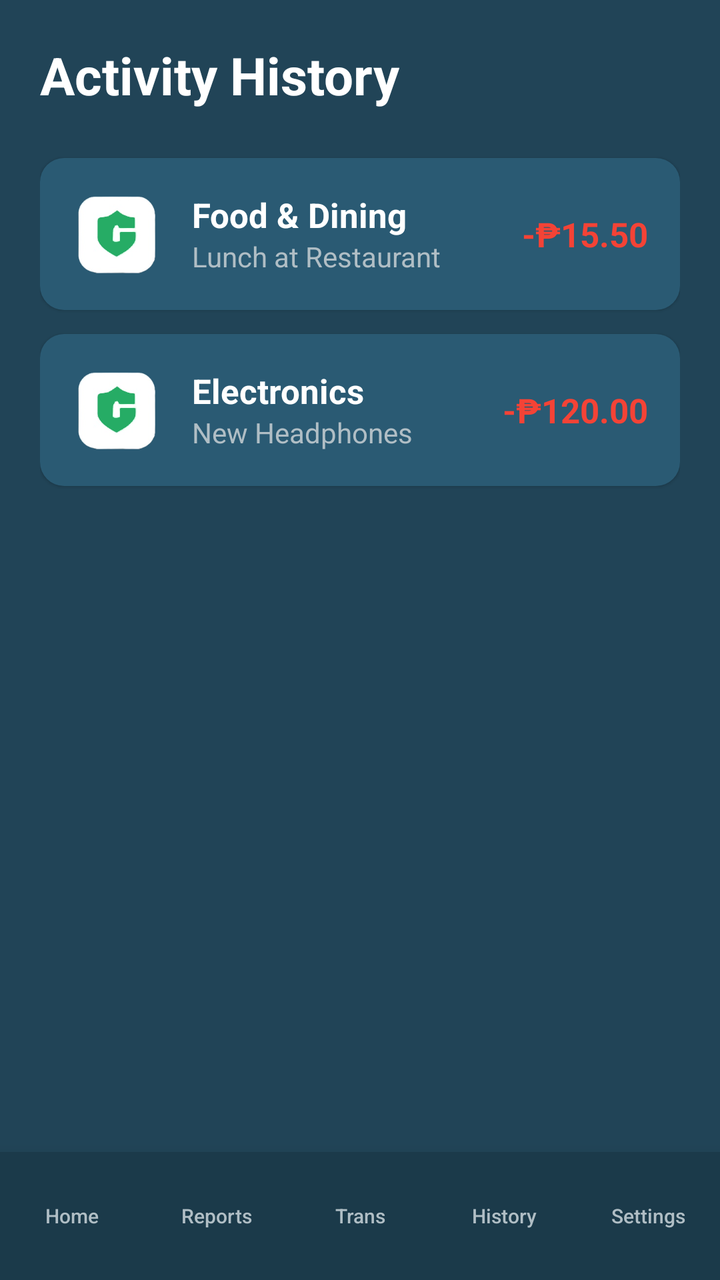
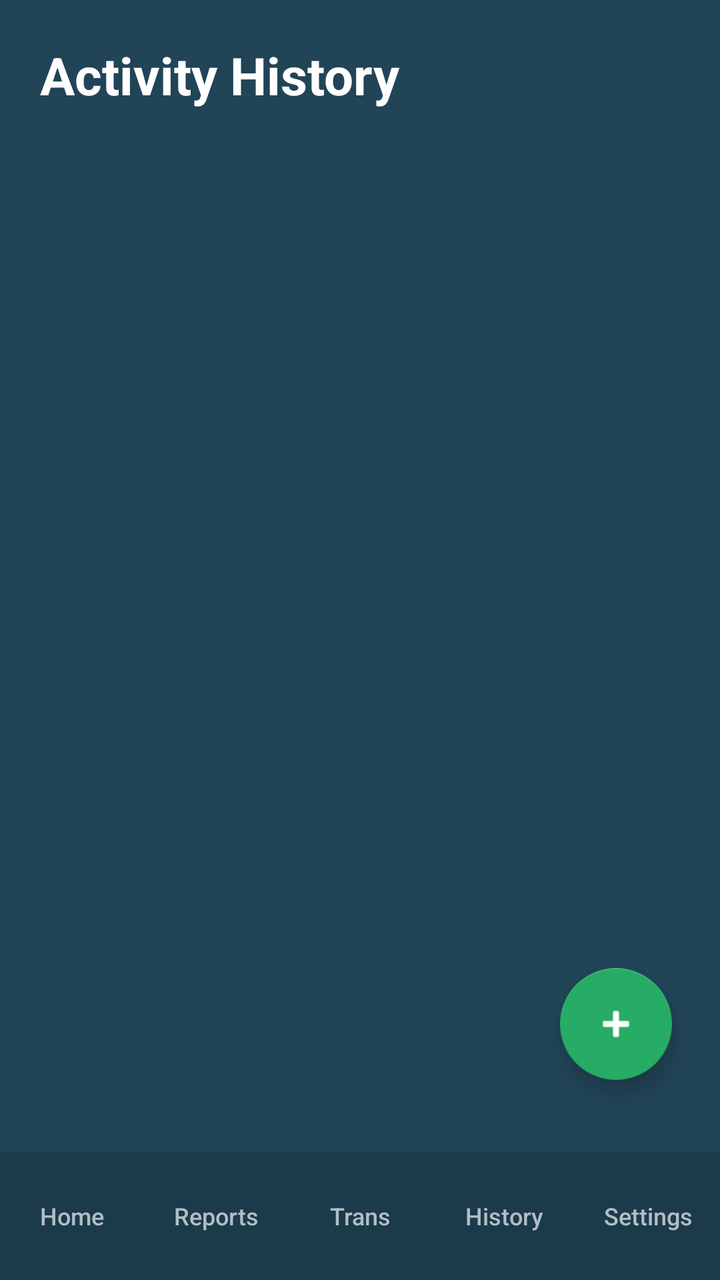

An Android layout rendered at two revisions. The XML below is the earlier revision; the diff shows what the commit changed to produce the second picture.
<!-- AndroidManifest.xml: application theme Theme.CashGuard -->
<!-- res/layout/activity_history.xml -->
<?xml version="1.0" encoding="utf-8"?>
<LinearLayout xmlns:android="http://schemas.android.com/apk/res/android"
    android:layout_width="match_parent"
    android:layout_height="match_parent"
    android:background="@color/dark_teal"
    android:orientation="vertical">

    <ScrollView
        android:layout_width="match_parent"
        android:layout_height="0dp"
        android:layout_weight="1">

        <LinearLayout
            android:layout_width="match_parent"
            android:layout_height="wrap_content"
            android:orientation="vertical"
            android:padding="20dp">

            <TextView
                android:layout_width="wrap_content"
                android:layout_height="wrap_content"
                android:text="Activity History"
                android:textColor="@color/white"
                android:textSize="26sp"
                android:textStyle="bold"
                android:layout_marginBottom="24dp"/>

            
            <LinearLayout
                android:layout_width="match_parent"
                android:layout_height="wrap_content"
                android:background="@drawable/bg_rounded_card"
                android:padding="16dp"
                android:orientation="horizontal"
                android:layout_marginBottom="12dp"
                android:gravity="center_vertical"
                android:elevation="1dp">

                <ImageView
                    android:layout_width="44dp"
                    android:layout_height="44dp"
                    android:src="@drawable/cashguard_logo"
                    android:layout_marginEnd="16dp"
                    android:contentDescription="Icon"/>

                <LinearLayout
                    android:layout_width="0dp"
                    android:layout_height="wrap_content"
                    android:layout_weight="1"
                    android:orientation="vertical">
                    <TextView
                        android:layout_width="wrap_content"
                        android:layout_height="wrap_content"
                        android:text="Food &amp; Dining"
                        android:textColor="@color/white"
                        android:textSize="17sp"
                        android:textStyle="bold"/>
                    <TextView
                        android:layout_width="wrap_content"
                        android:layout_height="wrap_content"
                        android:text="Lunch at Restaurant"
                        android:textColor="@color/text_hint"
                        android:textSize="14sp"/>
                </LinearLayout>

                <TextView
                    android:layout_width="wrap_content"
                    android:layout_height="wrap_content"
                    android:text="-₱15.50"
                    android:textColor="@color/error_red"
                    android:textSize="17sp"
                    android:textStyle="bold"/>
            </LinearLayout>

            
            <LinearLayout
                android:layout_width="match_parent"
                android:layout_height="wrap_content"
                android:background="@drawable/bg_rounded_card"
                android:padding="16dp"
                android:orientation="horizontal"
                android:layout_marginBottom="12dp"
                android:gravity="center_vertical"
                android:elevation="1dp">

                <ImageView
                    android:layout_width="44dp"
                    android:layout_height="44dp"
                    android:src="@drawable/cashguard_logo"
                    android:layout_marginEnd="16dp"
                    android:contentDescription="Icon"/>

                <LinearLayout
                    android:layout_width="0dp"
                    android:layout_height="wrap_content"
                    android:layout_weight="1"
                    android:orientation="vertical">
                    <TextView
                        android:layout_width="wrap_content"
                        android:layout_height="wrap_content"
                        android:text="Electronics"
                        android:textColor="@color/white"
                        android:textSize="17sp"
                        android:textStyle="bold"/>
                    <TextView
                        android:layout_width="wrap_content"
                        android:layout_height="wrap_content"
                        android:text="New Headphones"
                        android:textColor="@color/text_hint"
                        android:textSize="14sp"/>
                </LinearLayout>

                <TextView
                    android:layout_width="wrap_content"
                    android:layout_height="wrap_content"
                    android:text="-₱120.00"
                    android:textColor="@color/error_red"
                    android:textSize="17sp"
                    android:textStyle="bold"/>
            </LinearLayout>

        </LinearLayout>
    </ScrollView>

    <include layout="@layout/layout_bottom_nav"/>

</LinearLayout>
<!-- res/layout/layout_bottom_nav.xml (included above) -->
<?xml version="1.0" encoding="utf-8"?>
<LinearLayout xmlns:android="http://schemas.android.com/apk/res/android"
    android:layout_width="match_parent"
    android:layout_height="wrap_content"
    android:background="#1B3A4A"
    android:orientation="horizontal"
    android:paddingTop="8dp"
    android:paddingBottom="8dp"
    android:elevation="12dp">

    <Button
        android:id="@+id/btnNavHome"
        android:layout_width="0dp"
        android:layout_height="wrap_content"
        android:layout_weight="1"
        android:text="Home"
        android:textSize="10sp"
        android:background="@android:color/transparent"
        android:textColor="@color/text_hint"
        android:textAllCaps="false"
        style="?android:attr/borderlessButtonStyle"/>

    <Button
        android:id="@+id/btnNavReports"
        android:layout_width="0dp"
        android:layout_height="wrap_content"
        android:layout_weight="1"
        android:text="Reports"
        android:textSize="10sp"
        android:background="@android:color/transparent"
        android:textColor="@color/text_hint"
        android:textAllCaps="false"
        style="?android:attr/borderlessButtonStyle"/>

    <Button
        android:id="@+id/btnNavTransactions"
        android:layout_width="0dp"
        android:layout_height="wrap_content"
        android:layout_weight="1"
        android:text="Trans"
        android:textSize="10sp"
        android:background="@android:color/transparent"
        android:textColor="@color/text_hint"
        android:textAllCaps="false"
        style="?android:attr/borderlessButtonStyle"/>

    <Button
        android:id="@+id/btnNavHistory"
        android:layout_width="0dp"
        android:layout_height="wrap_content"
        android:layout_weight="1"
        android:text="History"
        android:textSize="10sp"
        android:background="@android:color/transparent"
        android:textColor="@color/text_hint"
        android:textAllCaps="false"
        style="?android:attr/borderlessButtonStyle"/>

    <Button
        android:id="@+id/btnNavSettings"
        android:layout_width="0dp"
        android:layout_height="wrap_content"
        android:layout_weight="1"
        android:text="Settings"
        android:textSize="10sp"
        android:background="@android:color/transparent"
        android:textColor="@color/text_hint"
        android:textAllCaps="false"
        style="?android:attr/borderlessButtonStyle"/>
</LinearLayout>
<!-- resources referenced by this layout -->
<resources>
  <color name="dark_teal">#214457</color>
  <color name="error_red">#F44336</color>
  <color name="text_hint">#B0BEC5</color>
  <color name="white">#FFFFFF</color>
  <!-- drawable bg_rounded_card (drawable) -->
  <?xml version="1.0" encoding="utf-8"?>
  <shape xmlns:android="http://schemas.android.com/apk/res/android">
      <solid android:color="#2A5A73" />
      <corners android:radius="12dp" />
  </shape>
  <!-- drawable cashguard_logo: png bitmap (drawable, 86222 bytes) -->
  <style name="Theme.CashGuard" parent="Theme.AppCompat.DayNight.NoActionBar">
          
          <item name="colorPrimary">@color/dark_teal</item>
          <item name="colorPrimaryDark">@color/black</item>
          <item name="colorAccent">@color/accent_green</item>
  
          
          <item name="android:windowBackground">@color/dark_teal</item>
          <item name="android:statusBarColor">@color/dark_teal</item>
      </style>
  <color name="black">#000000</color>
  <color name="accent_green">#26AC65</color>
</resources>

<!-- the commit's change to res/layout/activity_history.xml (unified diff, before → after) -->
@@ -1,130 +1,58 @@
 <?xml version="1.0" encoding="utf-8"?>
-<LinearLayout xmlns:android="http://schemas.android.com/apk/res/android"
+<androidx.coordinatorlayout.widget.CoordinatorLayout xmlns:android="http://schemas.android.com/apk/res/android"
+    xmlns:app="http://schemas.android.com/apk/res-auto"
     android:layout_width="match_parent"
     android:layout_height="match_parent"
-    android:background="@color/dark_teal"
-    android:orientation="vertical">
+    android:background="@color/dark_teal">
 
-    <ScrollView
+    <LinearLayout
         android:layout_width="match_parent"
-        android:layout_height="0dp"
-        android:layout_weight="1">
+        android:layout_height="match_parent"
+        android:orientation="vertical">
 
-        <LinearLayout
+        <ScrollView
             android:layout_width="match_parent"
-            android:layout_height="wrap_content"
-            android:orientation="vertical"
-            android:padding="20dp">
+            android:layout_height="0dp"
+            android:layout_weight="1">
 
-            <TextView
-                android:layout_width="wrap_content"
-                android:layout_height="wrap_content"
-                android:text="Activity History"
-                android:textColor="@color/white"
-                android:textSize="26sp"
-                android:textStyle="bold"
-                android:layout_marginBottom="24dp"/>
-
-            
             <LinearLayout
+                android:id="@+id/historyContainer"
                 android:layout_width="match_parent"
                 android:layout_height="wrap_content"
-                android:background="@drawable/bg_rounded_card"
-                android:padding="16dp"
-                android:orientation="horizontal"
-                android:layout_marginBottom="12dp"
-                android:gravity="center_vertical"
-                android:elevation="1dp">
-
-                <ImageView
-                    android:layout_width="44dp"
-                    android:layout_height="44dp"
-                    android:src="@drawable/cashguard_logo"
-                    android:layout_marginEnd="16dp"
-                    android:contentDescription="Icon"/>
-
-                <LinearLayout
-                    android:layout_width="0dp"
-                    android:layout_height="wrap_content"
-                    android:layout_weight="1"
-                    android:orientation="vertical">
-                    <TextView
-                        android:layout_width="wrap_content"
-                        android:layout_height="wrap_content"
-                        android:text="Food &amp; Dining"
-                        android:textColor="@color/white"
-                        android:textSize="17sp"
-                        android:textStyle="bold"/>
-                    <TextView
-                        android:layout_width="wrap_content"
-                        android:layout_height="wrap_content"
-                        android:text="Lunch at Restaurant"
-                        android:textColor="@color/text_hint"
-                        android:textSize="14sp"/>
-                </LinearLayout>
+                android:orientation="vertical"
+                android:padding="20dp">
 
                 <TextView
                     android:layout_width="wrap_content"
                     android:layout_height="wrap_content"
-                    android:text="-₱15.50"
-                    android:textColor="@color/error_red"
-                    android:textSize="17sp"
-                    android:textStyle="bold"/>
+                    android:text="Activity History"
+                    android:textColor="@color/white"
+                    android:textSize="26sp"
+                    android:textStyle="bold"
+                    android:layout_marginBottom="24dp"/>
+
+                
+
             </LinearLayout>
+        </ScrollView>
 
-            
-            <LinearLayout
-                android:layout_width="match_parent"
-                android:layout_height="wrap_content"
-                android:background="@drawable/bg_rounded_card"
-                android:padding="16dp"
-                android:orientation="horizontal"
-                android:layout_marginBottom="12dp"
-                android:gravity="center_vertical"
-                android:elevation="1dp">
+        <include layout="@layout/layout_bottom_nav"/>
 
-                <ImageView
-                    android:layout_width="44dp"
-                    android:layout_height="44dp"
-                    android:src="@drawable/cashguard_logo"
-                    android:layout_marginEnd="16dp"
-                    android:contentDescription="Icon"/>
+    </LinearLayout>
 
-                <LinearLayout
-                    android:layout_width="0dp"
-                    android:layout_height="wrap_content"
-                    android:layout_weight="1"
-                    android:orientation="vertical">
-                    <TextView
-                        android:layout_width="wrap_content"
-                        android:layout_height="wrap_content"
-                        android:text="Electronics"
-                        android:textColor="@color/white"
-                        android:textSize="17sp"
-                        android:textStyle="bold"/>
-                    <TextView
-                        android:layout_width="wrap_content"
-                        android:layout_height="wrap_content"
-                        android:text="New Headphones"
-                        android:textColor="@color/text_hint"
-                        android:textSize="14sp"/>
-                </LinearLayout>
+    <com.google.android.material.floatingactionbutton.FloatingActionButton
+        android:id="@+id/fabAddTransaction"
+        android:layout_width="wrap_content"
+        android:layout_height="wrap_content"
+        android:layout_gravity="bottom|end"
+        android:layout_marginEnd="24dp"
+        android:layout_marginBottom="100dp"
+        app:srcCompat="@android:drawable/ic_input_add"
+        app:backgroundTint="@color/accent_green"
+        app:tint="@color/white"
+        android:contentDescription="Add Transaction"/>
 
-                <TextView
-                    android:layout_width="wrap_content"
-                    android:layout_height="wrap_content"
-                    android:text="-₱120.00"
-                    android:textColor="@color/error_red"
-                    android:textSize="17sp"
-                    android:textStyle="bold"/>
-            </LinearLayout>
-
-        </LinearLayout>
-    </ScrollView>
-
-    <include layout="@layout/layout_bottom_nav"/>
-
-</LinearLayout>
+</androidx.coordinatorlayout.widget.CoordinatorLayout>
 <!-- res/layout/layout_bottom_nav.xml (included above) -->
 <?xml version="1.0" encoding="utf-8"?>
 <LinearLayout xmlns:android="http://schemas.android.com/apk/res/android"
@@ -142,7 +70,7 @@
         android:layout_height="wrap_content"
         android:layout_weight="1"
         android:text="Home"
-        android:textSize="10sp"
+        android:textSize="12sp"
         android:background="@android:color/transparent"
         android:textColor="@color/text_hint"
         android:textAllCaps="false"
@@ -154,7 +82,7 @@
         android:layout_height="wrap_content"
         android:layout_weight="1"
         android:text="Reports"
-        android:textSize="10sp"
+        android:textSize="12sp"
         android:background="@android:color/transparent"
         android:textColor="@color/text_hint"
         android:textAllCaps="false"
@@ -166,7 +94,7 @@
         android:layout_height="wrap_content"
         android:layout_weight="1"
         android:text="Trans"
-        android:textSize="10sp"
+        android:textSize="12sp"
         android:background="@android:color/transparent"
         android:textColor="@color/text_hint"
         android:textAllCaps="false"
@@ -178,7 +106,7 @@
         android:layout_height="wrap_content"
         android:layout_weight="1"
         android:text="History"
-        android:textSize="10sp"
+        android:textSize="12sp"
         android:background="@android:color/transparent"
         android:textColor="@color/text_hint"
         android:textAllCaps="false"
@@ -190,7 +118,7 @@
         android:layout_height="wrap_content"
         android:layout_weight="1"
         android:text="Settings"
-        android:textSize="10sp"
+        android:textSize="12sp"
         android:background="@android:color/transparent"
         android:textColor="@color/text_hint"
         android:textAllCaps="false"
<!-- resource entries referenced after the edit -->
@@ -1,16 +1,8 @@
 <!-- resources referenced by this layout -->
 <resources>
   <color name="dark_teal">#214457</color>
-  <color name="error_red">#F44336</color>
   <color name="text_hint">#B0BEC5</color>
   <color name="white">#FFFFFF</color>
-  <!-- drawable bg_rounded_card (drawable) -->
-  <?xml version="1.0" encoding="utf-8"?>
-  <shape xmlns:android="http://schemas.android.com/apk/res/android">
-      <solid android:color="#2A5A73" />
-      <corners android:radius="12dp" />
-  </shape>
-  <!-- drawable cashguard_logo: png bitmap (drawable, 86222 bytes) -->
   <style name="Theme.CashGuard" parent="Theme.AppCompat.DayNight.NoActionBar">
           
           <item name="colorPrimary">@color/dark_teal</item>
